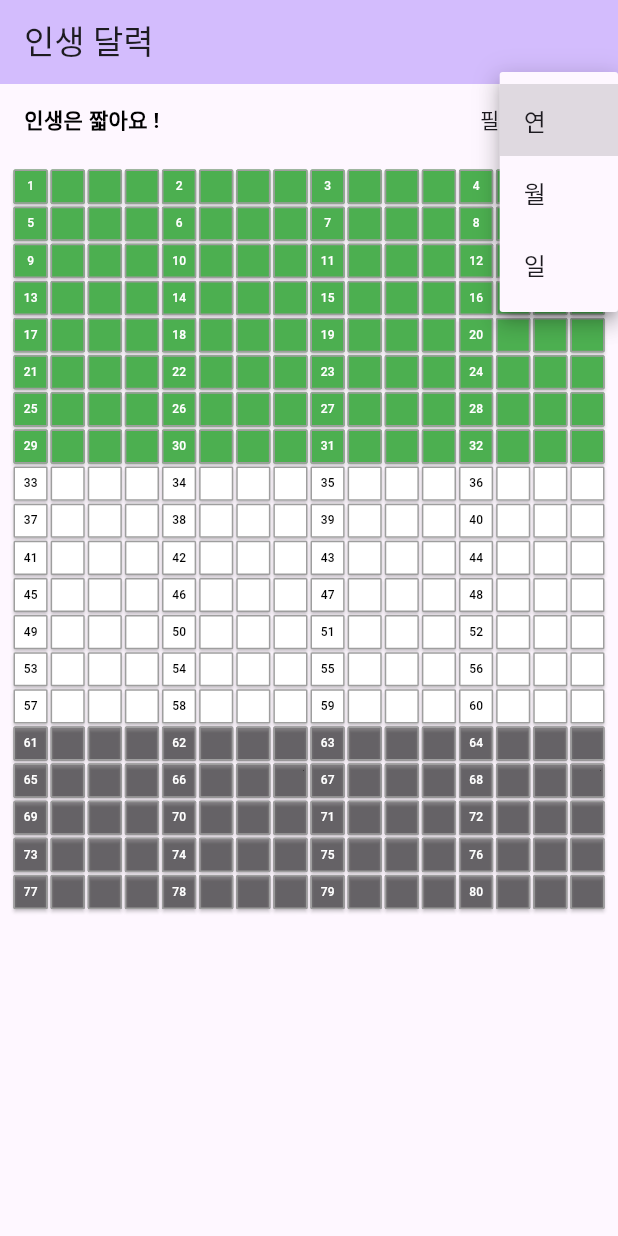
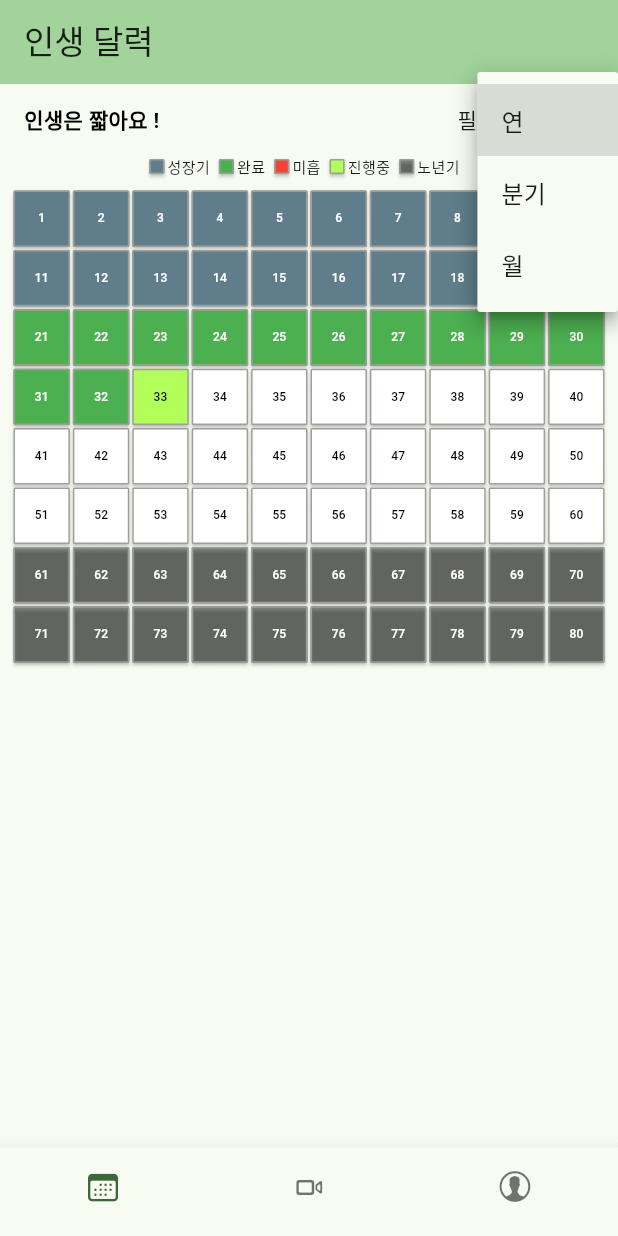
Before and after one commit to develinu/p002-life-calendar, a Flutter app: the screen it shows after launch, after a tap on an icon or button, on a phone screen of 412 x 824 dp. Run offline on Flutter 3.47's test engine with Material 2 defaults, Android fonts, the phone set to English and light mode, and no system bars.

Commit message:
feature: 하단 네비게이션 바 추가 - 하단 네비게이션 바 추가 - 하단 네비게이션 바 서비스 추가 - 프로바이더 추가

```diff
--- /dev/null
+++ b/lib/components/bottom_navigation.dart
@@ -0,0 +1,54 @@
+import 'package:flutter/cupertino.dart';
+import 'package:flutter/material.dart';
+import 'package:provider/provider.dart';
+
+import '../providers/bottom_navigation_service.dart';
+
+class BottomNavigation extends StatefulWidget {
+  const BottomNavigation({Key? key}) : super(key: key);
+
+  @override
+  State<BottomNavigation> createState() => _BottomNavigationState();
+}
+
+class _BottomNavigationState extends State<BottomNavigation> {
+  @override
+  Widget build(BuildContext context) {
+    return Consumer<BottomNavigationService> (
+        builder: (context, bottomNavigationBarService, child) {
+          return BottomNavigationBar(
+            showSelectedLabels: false,
+            showUnselectedLabels: false,
+            currentIndex: bottomNavigationBarService.selectedTabIndex,
+            items: const <BottomNavigationBarItem>[
+              BottomNavigationBarItem(
+                icon: Icon(
+                  CupertinoIcons.calendar,
+                  // color: Theme.of(context).primaryColor,
+                  // color: Color(0xff1A7F64),
+                ),
+                label: '캘린더',
+              ),
+
+              BottomNavigationBarItem(
+                icon: Icon(
+                  CupertinoIcons.video_camera,
+                  // color: Theme.of(context).primaryColor,
+                  // color: Color(0xff1A7F64),
+                ),
+                label: '비디오',
+              ),
+
+              BottomNavigationBarItem(
+                icon: Icon(CupertinoIcons.person_alt_circle),
+                label: '내 정보',
+              ),
+            ],
+            onTap: (index) {
+              bottomNavigationBarService.setSelectedTabIndex(index);
+            },
+          );
+        }
+    );
+  }
+}
--- a/lib/main.dart
+++ b/lib/main.dart
@@ -1,9 +1,20 @@
-import 'dart:math';
-
 import 'package:flutter/material.dart';
+import 'package:p_002/components/bottom_navigation.dart';
+import 'package:p_002/providers/bottom_navigation_service.dart';
+import 'package:p_002/screens/account.dart';
+import 'package:p_002/screens/calendar.dart';
+import 'package:p_002/screens/motivation.dart';
+import 'package:provider/provider.dart';
 
 void main() {
-  runApp(const MyApp());
+  runApp(
+    MultiProvider(
+      providers: [
+        ChangeNotifierProvider(create: (context) => BottomNavigationService())
+      ],
+      child: const MyApp()
+    ),
+  );
 }
 
 class MyApp extends StatelessWidget {
@@ -14,7 +25,7 @@ class MyApp extends StatelessWidget {
     return MaterialApp(
       title: 'Flutter Demo',
       theme: ThemeData(
-        colorScheme: ColorScheme.fromSeed(seedColor: Colors.deepPurple),
+        colorScheme: ColorScheme.fromSeed(seedColor: Colors.green),
         useMaterial3: true,
       ),
       home: const MyHomePage(title: '인생 달력'),
@@ -32,156 +43,28 @@ class MyHomePage extends StatefulWidget {
 }
 
 class _MyHomePageState extends State<MyHomePage> {
-  final _valueList = ["연", "월", "일"];
-  var _selectedValue = "연";
-
-  Map<String, Color> getStatusColor(age, currentAge) {
-    Map<String, Color> statusColor = {
-      "status": Colors.white,
-      "ageText": Colors.black
-    };
-    var rate = Random().nextInt(100);
-    var isSuccess = rate >= 5;
-
-    if (age < currentAge) {
-      if (isSuccess) {
-        statusColor["status"] = Colors.green;
-        statusColor["ageText"] = Colors.white;
-
-      } else {
-        statusColor["status"] = Colors.red;
-        statusColor["ageText"] = Colors.white;
-      }
-    } else if (age > 60) {
-      statusColor["status"] = Colors.black45;
-      statusColor["ageText"] = Colors.white;
-    }
-    return statusColor;
-  }
-
-  Map<String, int> getDateFilterData(value) {
-    Map<String, int> dateFilterData = {
-      "horizonItemCount": 24,
-      "totalItemCount": 960,
-      "displayAgeInterval": 1,
-    };
-
-    switch(value) {
-      case "연":
-        dateFilterData["horizonItemCount"] = 1;
-        dateFilterData["totalItemCount"] = 2;
-        dateFilterData["displayAgeInterval"] = 3;
-        break;
-      case "월":
-        dateFilterData["horizonItemCount"] = 1;
-        dateFilterData["totalItemCount"] = 2;
-        dateFilterData["displayAgeInterval"] = 3;
-        break;
-      case "일":
-        dateFilterData["horizonItemCount"] = 1;
-        dateFilterData["totalItemCount"] = 2;
-        dateFilterData["displayAgeInterval"] = 3;
-        break;
-      default:
-        dateFilterData["horizonItemCount"] = 1;
-        dateFilterData["totalItemCount"] = 2;
-        dateFilterData["displayAgeInterval"] = 3;
-        break;
-    }
-    return dateFilterData;
-  }
+  static const List<Widget> _pages = <Widget>[
+    Calendar(),
+    Motivation(),
+    Account(),
+  ];
 
   @override
   Widget build(BuildContext context) {
-    return Scaffold(
-      appBar: AppBar(
-        backgroundColor: Theme.of(context).colorScheme.inversePrimary,
-        title: Text(widget.title,),
-      ),
-      body: Column(
-        children: [
-          Padding(
-            padding: const EdgeInsets.symmetric(horizontal: 16.0),
-            child: Row(
-              mainAxisAlignment: MainAxisAlignment.spaceBetween,
-              children: [
-                const Text(
-                  "인생은 짧아요 !",
-                  style: TextStyle(
-                    fontSize: 14.0,
-                    fontWeight: FontWeight.w700,
-                    color: Colors.black,
-                  )
-                ),
-                Row(
-                  mainAxisAlignment: MainAxisAlignment.end,
-                  children: [
-                    const Text("필터 : "),
-                    DropdownButton(
-                      value: _selectedValue,
-                      items: _valueList.map(
-                        (value) {
-                          return DropdownMenuItem(
-                            value: value,
-                            child: Text(value)
-                          );
-                        },
-                      ).toList(),
-                      onChanged: (value) {
-                        setState(() {
-                          _selectedValue = value!;
-                        });
-                      },
-                    ),
-                  ],
-                ),
-              ],
-            ),
+    return Consumer<BottomNavigationService>(
+      builder: (context, bottomNavigationService, child) {
+        return Scaffold(
+          appBar: AppBar(
+            backgroundColor: Theme.of(context).colorScheme.inversePrimary,
+            title: Text(widget.title,),
           ),
-          Expanded(
-            child: Padding(
-              padding: const EdgeInsets.all(8.0),
-              child: GridView.count(
-                crossAxisCount: 24 ~/ 1.5,
-                children: List.generate(960 ~/ 3, (index) {
-                  var age = (index ~/ (12 / 3)) + 1;
-                  var currentAge = 33;
-                  var ageText = index % (24 ~/ 5) == 0 ? "$age" : "";
-                  var statusColor = getStatusColor(age, currentAge);
-
-                  return Padding(
-                    padding: const EdgeInsets.all(1.0),
-                    child: ElevatedButton(
-                      onPressed: () {
-                        print("Button $index pressed");
-                      },
-                      style: ElevatedButton.styleFrom(
-                        padding: EdgeInsets.zero,
-                        backgroundColor: statusColor["status"],
-                        shape: RoundedRectangleBorder(
-                          borderRadius: BorderRadius.circular(1.0),
-                          side: BorderSide(
-                            color: age < currentAge
-                              ? Colors.grey
-                              : Colors.grey
-                          )
-                        )
-                      ),
-                      child: Text(
-                          ageText,
-                        style: TextStyle(
-                          fontSize: 8.0,
-                          color: statusColor["ageText"]
-                        )
-                      )
-                    ),
-                  );
-                })
-              ),
-            ),
+          body: IndexedStack(
+            index: bottomNavigationService.selectedTabIndex,
+            children: _pages,
           ),
-        ],
-      ),
+          bottomNavigationBar: const BottomNavigation(),
+        );
+      }
     );
   }
 }
--- /dev/null
+++ b/lib/providers/bottom_navigation_service.dart
@@ -0,0 +1,10 @@
+import 'package:flutter/cupertino.dart';
+
+class BottomNavigationService extends ChangeNotifier {
+  int selectedTabIndex = 0;
+
+  void setSelectedTabIndex(index) {
+    selectedTabIndex = index;
+    notifyListeners();
+  }
+}
```
